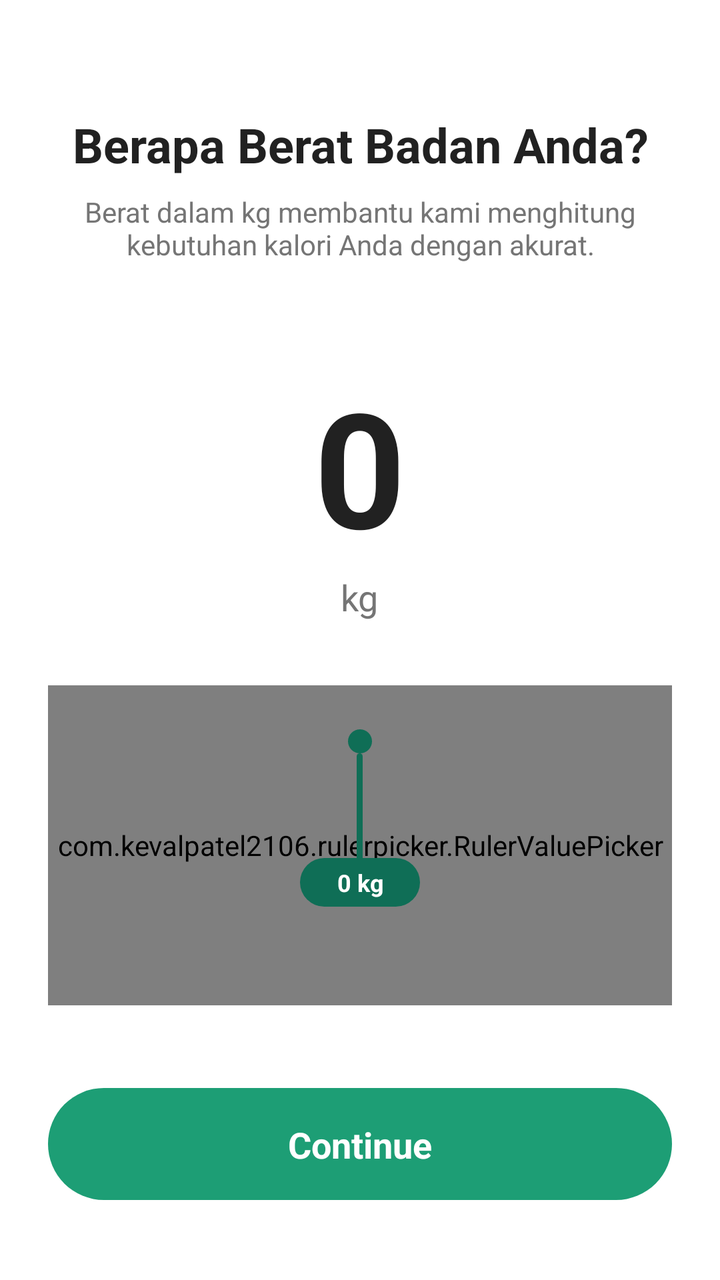
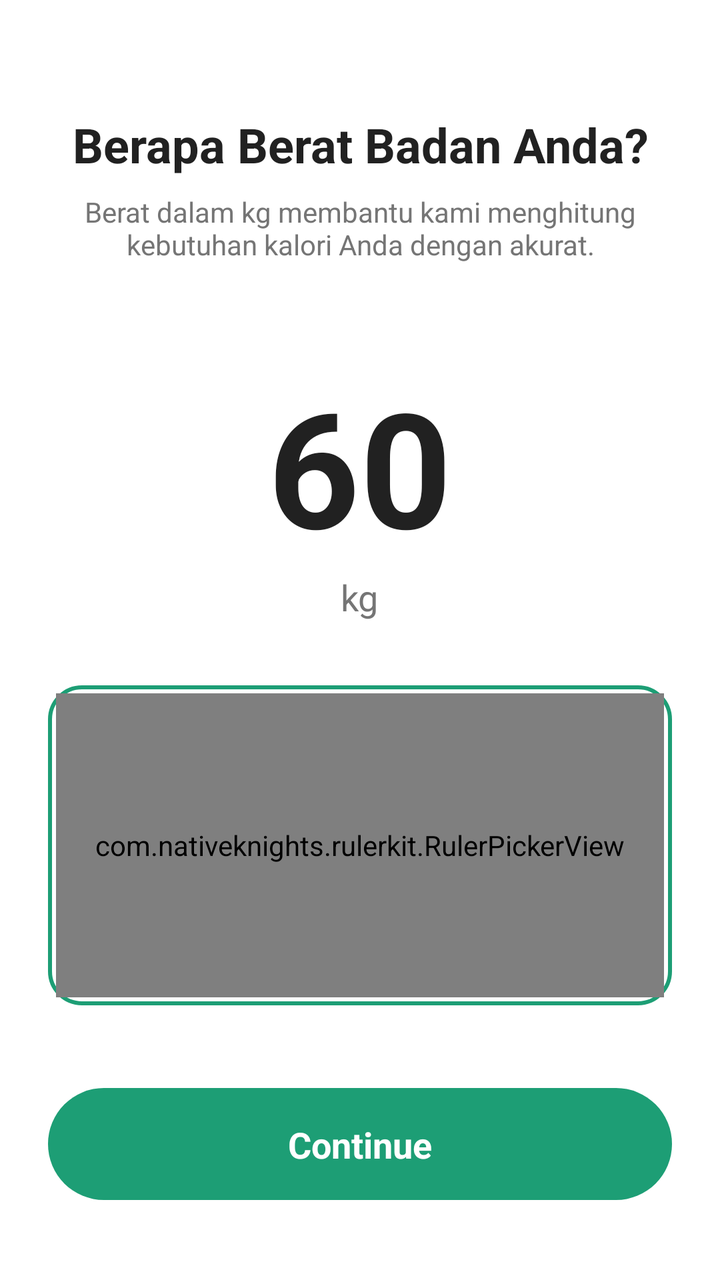

The first picture is an Android layout as it rendered before a commit; the second is the same layout after the commit. The layout source and the unified diff follow.
<!-- AndroidManifest.xml: application theme Theme.SmartBite -->
<!-- res/layout/fragment_onboarding_weight.xml -->
<?xml version="1.0" encoding="utf-8"?>
<androidx.constraintlayout.widget.ConstraintLayout xmlns:android="http://schemas.android.com/apk/res/android"
    xmlns:app="http://schemas.android.com/apk/res-auto"
    xmlns:tools="http://schemas.android.com/tools"
    android:layout_width="match_parent"
    android:layout_height="match_parent"
    android:background="@color/white"
    android:padding="24dp">

    <TextView
        android:id="@+id/tv_title"
        android:layout_width="match_parent"
        android:layout_height="wrap_content"
        android:layout_marginTop="32dp"
        android:gravity="center"
        android:text="Berapa Berat Badan Anda?"
        android:textColor="@color/text_primary"
        android:textSize="24sp"
        android:textStyle="bold"
        app:layout_constraintTop_toTopOf="parent" />

    <TextView
        android:id="@+id/tv_subtitle"
        android:layout_width="match_parent"
        android:layout_height="wrap_content"
        android:layout_marginTop="8dp"
        android:gravity="center"
        android:text="Berat dalam kg membantu kami menghitung kebutuhan kalori Anda dengan akurat."
        android:textColor="@color/text_secondary"
        android:textSize="14sp"
        app:layout_constraintTop_toBottomOf="@id/tv_title" />

    <LinearLayout
        android:id="@+id/ll_selected_value"
        android:layout_width="wrap_content"
        android:layout_height="wrap_content"
        android:layout_marginTop="48dp"
        android:gravity="center"
        android:orientation="vertical"
        app:layout_constraintEnd_toEndOf="parent"
        app:layout_constraintStart_toStartOf="parent"
        app:layout_constraintTop_toBottomOf="@id/tv_subtitle">

        <TextView
            android:id="@+id/tv_weight_value"
            android:layout_width="wrap_content"
            android:layout_height="wrap_content"
            android:text="0"
            android:textColor="@color/text_primary"
            android:textSize="80sp"
            android:textStyle="bold" />

        <TextView
            android:layout_width="wrap_content"
            android:layout_height="wrap_content"
            android:text="kg"
            android:textColor="@color/text_secondary"
            android:textSize="18sp" />
    </LinearLayout>

    <FrameLayout
        android:id="@+id/cv_ruler_container"
        android:layout_width="match_parent"
        android:layout_height="160dp"
        android:layout_marginTop="32dp"
        android:background="@drawable/bg_ruler_card"
        app:layout_constraintTop_toBottomOf="@id/ll_selected_value">

        <com.kevalpatel2106.rulerpicker.RulerValuePicker
            android:id="@+id/weightRulerPicker"
            android:layout_width="match_parent"
            android:layout_height="match_parent"
            android:paddingTop="30dp"
            android:paddingBottom="30dp"
            app:indicator_color="@color/ruler_tick_major"
            app:indicator_interval="12dp"
            app:indicator_width="2dp"
            app:notch_color="@android:color/transparent"
            app:long_height_height_ratio="80%"
            app:max_value="200"
            app:min_value="0"
            app:ruler_text_color="@color/ruler_label"
            app:ruler_text_size="8sp"
            app:short_height_height_ratio="40%" />

        
        <LinearLayout
            android:layout_width="wrap_content"
            android:layout_height="match_parent"
            android:layout_gravity="center_horizontal"
            android:gravity="center_horizontal"
            android:orientation="vertical">

            <View
                android:layout_width="12dp"
                android:layout_height="12dp"
                android:layout_marginTop="22dp"
                android:background="@drawable/ic_indicator_dot" />

            <View
                android:layout_width="3dp"
                android:layout_height="56dp"
                android:background="@drawable/ic_indicator_line" />

            <TextView
                android:id="@+id/tv_ruler_badge"
                android:layout_width="wrap_content"
                android:layout_height="wrap_content"
                android:layout_marginTop="-4dp"
                android:background="@drawable/bg_value_bubble"
                android:gravity="center"
                android:minWidth="60dp"
                android:paddingStart="12dp"
                android:paddingTop="4dp"
                android:paddingEnd="12dp"
                android:paddingBottom="4dp"
                android:text="0 kg"
                android:textColor="@color/white"
                android:textSize="12sp"
                android:textStyle="bold" />

        </LinearLayout>
    </FrameLayout>

    <androidx.constraintlayout.widget.ConstraintLayout
        android:id="@+id/btn_next"
        android:layout_width="match_parent"
        android:layout_height="56dp"
        android:layout_marginBottom="16dp"
        android:background="@drawable/onboarding_button_bg"
        android:clickable="true"
        android:focusable="true"
        app:layout_constraintBottom_toBottomOf="parent">

        <TextView
            android:layout_width="wrap_content"
            android:layout_height="wrap_content"
            android:text="Continue"
            android:textColor="@color/white"
            android:textSize="18sp"
            android:textStyle="bold"
            app:layout_constraintBottom_toBottomOf="parent"
            app:layout_constraintEnd_toEndOf="parent"
            app:layout_constraintStart_toStartOf="parent"
            app:layout_constraintTop_toTopOf="parent" />

    </androidx.constraintlayout.widget.ConstraintLayout>

</androidx.constraintlayout.widget.ConstraintLayout>
<!-- resources referenced by this layout -->
<resources>
  <color name="ruler_label">#0F6E56</color>
  <color name="ruler_tick_major">#1D9E75</color>
  <color name="text_primary">#212121</color>
  <color name="text_secondary">#757575</color>
  <color name="white">#FFFFFFFF</color>
  <!-- drawable bg_ruler_card (drawable) -->
  <?xml version="1.0" encoding="utf-8"?>
  <shape xmlns:android="http://schemas.android.com/apk/res/android"
      android:shape="rectangle">
      <solid android:color="@color/ruler_bg" />
      <corners android:radius="18dp" />
  </shape>
  <!-- drawable bg_value_bubble (drawable) -->
  <?xml version="1.0" encoding="utf-8"?>
  <shape xmlns:android="http://schemas.android.com/apk/res/android"
      android:shape="rectangle">
      <solid android:color="@color/ruler_indicator" />
      <corners android:radius="99dp" />
  </shape>
  <!-- drawable ic_indicator_dot (drawable) -->
  <?xml version="1.0" encoding="utf-8"?>
  <shape xmlns:android="http://schemas.android.com/apk/res/android"
      android:shape="oval">
      <solid android:color="@color/ruler_indicator" />
      <size
          android:width="12dp"
          android:height="12dp" />
  </shape>
  <!-- drawable ic_indicator_line (drawable) -->
  <?xml version="1.0" encoding="utf-8"?>
  <shape xmlns:android="http://schemas.android.com/apk/res/android"
      android:shape="rectangle">
      <solid android:color="@color/ruler_indicator" />
      <corners android:radius="2dp" />
      <size
          android:width="3dp"
          android:height="56dp" />
  </shape>
  <!-- drawable onboarding_button_bg (drawable) -->
  <?xml version="1.0" encoding="utf-8"?>
  <ripple xmlns:android="http://schemas.android.com/apk/res/android"
      android:color="#40FFFFFF">
      <item>
          <shape android:shape="rectangle">
              <solid android:color="@color/brand_green" />
              <corners android:radius="100dp" />
          </shape>
      </item>
  </ripple>
  <style name="Theme.SmartBite" parent="Theme.Material3.DayNight.NoActionBar">
          
          <item name="colorPrimary">@color/purple_500</item>
          <item name="colorOnPrimary">@color/white</item>
          
          <item name="colorSecondary">@color/teal_200</item>
          <item name="colorOnSecondary">@color/black</item>
          
          <item name="colorSecondaryContainer">@color/nav_glow_green</item>
          <item name="colorOnSecondaryContainer">@color/nav_active_green</item>
          
          <item name="android:statusBarColor">@android:color/transparent</item>
          <item name="android:navigationBarColor">@android:color/transparent</item>
          <item name="android:windowLayoutInDisplayCutoutMode" tools:targetApi="o_mr1">shortEdges</item>
          
      </style>
  <color name="ruler_bg">#EAF0F6</color>
  <color name="ruler_indicator">#0F6E56</color>
  <color name="brand_green">#1D9E75</color>
  <color name="purple_500">#3F7E03</color>
  <color name="teal_200">#FF03DAC5</color>
  <color name="black">#FF000000</color>
  <color name="nav_glow_green">#1A34A853</color>
  <color name="nav_active_green">#34A853</color>
</resources>

<!-- the commit's change to res/layout/fragment_onboarding_weight.xml (unified diff, before → after) -->
@@ -1,7 +1,7 @@
 <?xml version="1.0" encoding="utf-8"?>
-<androidx.constraintlayout.widget.ConstraintLayout xmlns:android="http://schemas.android.com/apk/res/android"
+<androidx.constraintlayout.widget.ConstraintLayout
+    xmlns:android="http://schemas.android.com/apk/res/android"
     xmlns:app="http://schemas.android.com/apk/res-auto"
-    xmlns:tools="http://schemas.android.com/tools"
     android:layout_width="match_parent"
     android:layout_height="match_parent"
     android:background="@color/white"
@@ -45,7 +45,7 @@
             android:id="@+id/tv_weight_value"
             android:layout_width="wrap_content"
             android:layout_height="wrap_content"
-            android:text="0"
+            android:text="60"
             android:textColor="@color/text_primary"
             android:textSize="80sp"
             android:textStyle="bold" />
@@ -56,6 +56,7 @@
             android:text="kg"
             android:textColor="@color/text_secondary"
             android:textSize="18sp" />
+
     </LinearLayout>
 
     <FrameLayout
@@ -63,64 +64,36 @@
         android:layout_width="match_parent"
         android:layout_height="160dp"
         android:layout_marginTop="32dp"
+        android:padding="4dp"
         android:background="@drawable/bg_ruler_card"
         app:layout_constraintTop_toBottomOf="@id/ll_selected_value">
 
-        <com.kevalpatel2106.rulerpicker.RulerValuePicker
+        <com.nativeknights.rulerkit.RulerPickerView
             android:id="@+id/weightRulerPicker"
             android:layout_width="match_parent"
             android:layout_height="match_parent"
-            android:paddingTop="30dp"
-            android:paddingBottom="30dp"
-            app:indicator_color="@color/ruler_tick_major"
-            app:indicator_interval="12dp"
-            app:indicator_width="2dp"
-            app:notch_color="@android:color/transparent"
-            app:long_height_height_ratio="80%"
-            app:max_value="200"
-            app:min_value="0"
-            app:ruler_text_color="@color/ruler_label"
-            app:ruler_text_size="8sp"
-            app:short_height_height_ratio="40%" />
+            app:rulerInputType="weight"
+            app:rulerUnit="kg"
+            app:rulerInitialValue="60"
+            app:rulerMinValue="20"
+            app:rulerMaxValue="300"
+            app:indicatorType="triangle"
+            app:indicatorColor="@color/brand_green"
+            app:indicatorWidth="6dp"
+            app:tickSpacing="18dp"
+            app:showValueLabel="false" />
+    </FrameLayout>
 
-        
-        <LinearLayout
-            android:layout_width="wrap_content"
-            android:layout_height="match_parent"
-            android:layout_gravity="center_horizontal"
-            android:gravity="center_horizontal"
-            android:orientation="vertical">
-
-            <View
-                android:layout_width="12dp"
-                android:layout_height="12dp"
-                android:layout_marginTop="22dp"
-                android:background="@drawable/ic_indicator_dot" />
-
-            <View
-                android:layout_width="3dp"
-                android:layout_height="56dp"
-                android:background="@drawable/ic_indicator_line" />
-
-            <TextView
-                android:id="@+id/tv_ruler_badge"
-                android:layout_width="wrap_content"
-                android:layout_height="wrap_content"
-                android:layout_marginTop="-4dp"
-                android:background="@drawable/bg_value_bubble"
-                android:gravity="center"
-                android:minWidth="60dp"
-                android:paddingStart="12dp"
-                android:paddingTop="4dp"
-                android:paddingEnd="12dp"
-                android:paddingBottom="4dp"
-                android:text="0 kg"
-                android:textColor="@color/white"
-                android:textSize="12sp"
-                android:textStyle="bold" />
-
-        </LinearLayout>
-    </FrameLayout>
+    <TextView
+        android:id="@+id/tv_warning"
+        android:layout_width="match_parent"
+        android:layout_height="wrap_content"
+        android:layout_marginTop="8dp"
+        android:gravity="center"
+        android:textColor="#A32D2D"
+        android:textSize="13sp"
+        android:visibility="gone"
+        app:layout_constraintTop_toBottomOf="@id/cv_ruler_container" />
 
     <androidx.constraintlayout.widget.ConstraintLayout
         android:id="@+id/btn_next"
<!-- resource entries referenced after the edit -->
@@ -1,7 +1,5 @@
 <!-- resources referenced by this layout -->
 <resources>
-  <color name="ruler_label">#0F6E56</color>
-  <color name="ruler_tick_major">#1D9E75</color>
   <color name="text_primary">#212121</color>
   <color name="text_secondary">#757575</color>
   <color name="white">#FFFFFFFF</color>
@@ -9,34 +7,9 @@
   <?xml version="1.0" encoding="utf-8"?>
   <shape xmlns:android="http://schemas.android.com/apk/res/android"
       android:shape="rectangle">
-      <solid android:color="@color/ruler_bg" />
-      <corners android:radius="18dp" />
-  </shape>
-  <!-- drawable bg_value_bubble (drawable) -->
-  <?xml version="1.0" encoding="utf-8"?>
-  <shape xmlns:android="http://schemas.android.com/apk/res/android"
-      android:shape="rectangle">
-      <solid android:color="@color/ruler_indicator" />
-      <corners android:radius="99dp" />
-  </shape>
-  <!-- drawable ic_indicator_dot (drawable) -->
-  <?xml version="1.0" encoding="utf-8"?>
-  <shape xmlns:android="http://schemas.android.com/apk/res/android"
-      android:shape="oval">
-      <solid android:color="@color/ruler_indicator" />
-      <size
-          android:width="12dp"
-          android:height="12dp" />
-  </shape>
-  <!-- drawable ic_indicator_line (drawable) -->
-  <?xml version="1.0" encoding="utf-8"?>
-  <shape xmlns:android="http://schemas.android.com/apk/res/android"
-      android:shape="rectangle">
-      <solid android:color="@color/ruler_indicator" />
-      <corners android:radius="2dp" />
-      <size
-          android:width="3dp"
-          android:height="56dp" />
+      <solid android:color="@color/white" />
+      <stroke android:width="2dp" android:color="@color/brand_green" />
+      <corners android:radius="16dp" />
   </shape>
   <!-- drawable onboarding_button_bg (drawable) -->
   <?xml version="1.0" encoding="utf-8"?>
@@ -65,8 +38,6 @@
           <item name="android:windowLayoutInDisplayCutoutMode" tools:targetApi="o_mr1">shortEdges</item>
           
       </style>
-  <color name="ruler_bg">#EAF0F6</color>
-  <color name="ruler_indicator">#0F6E56</color>
   <color name="brand_green">#1D9E75</color>
   <color name="purple_500">#3F7E03</color>
   <color name="teal_200">#FF03DAC5</color>
